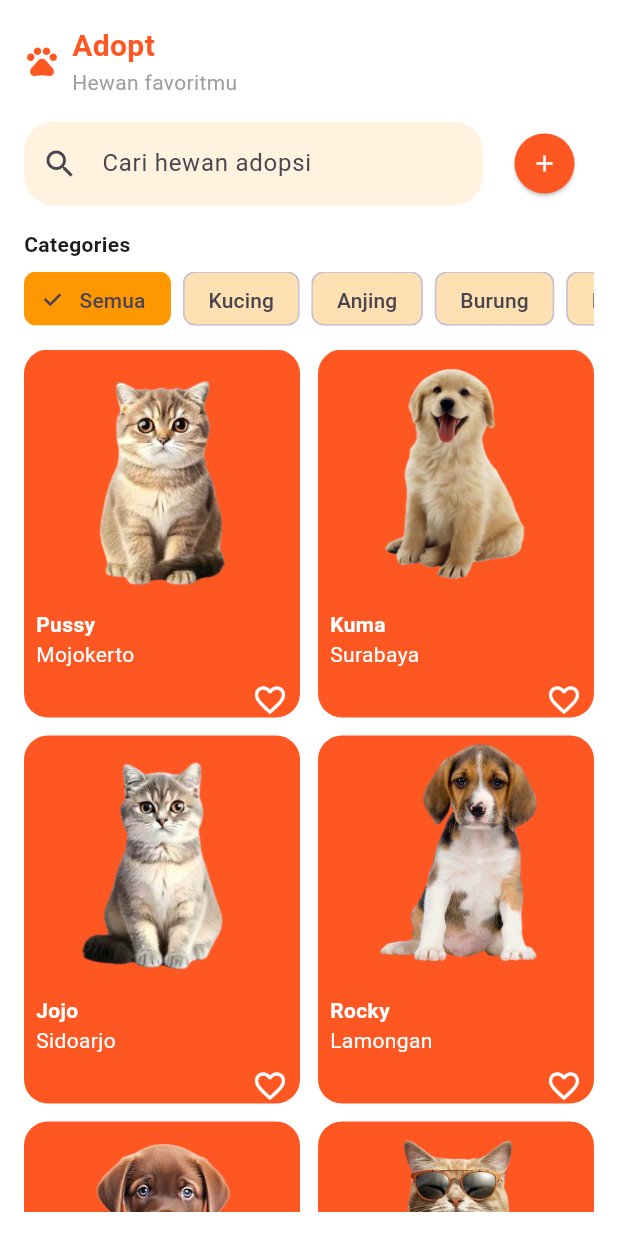
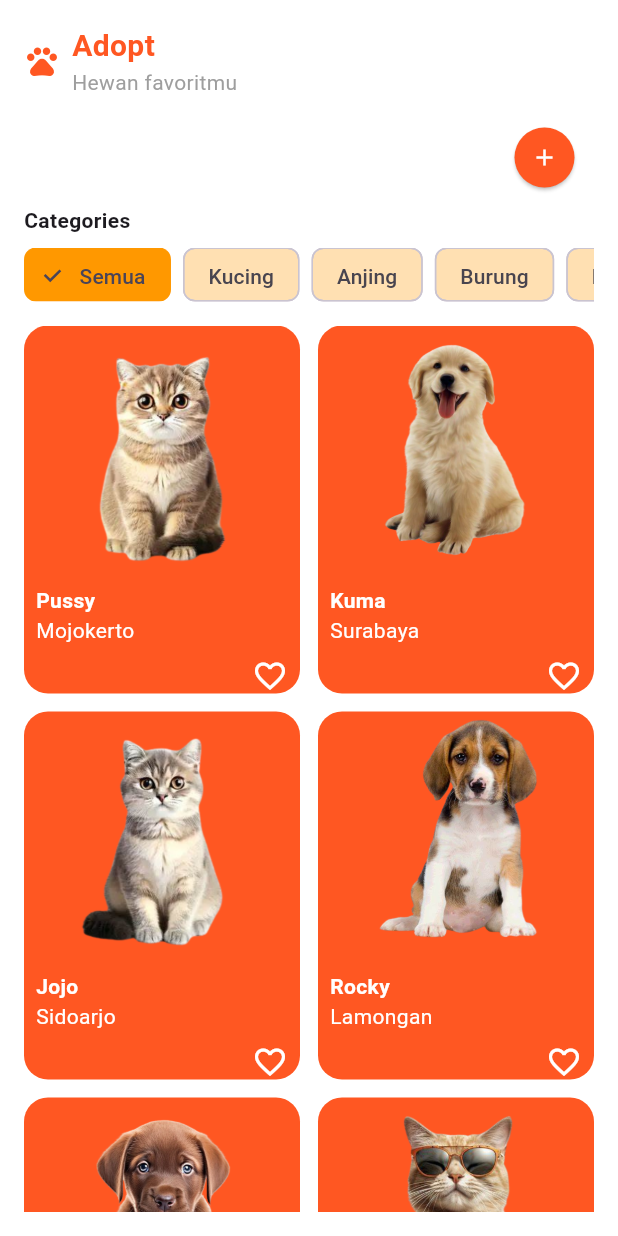
Before and after one commit to rasya-rafika/projectpemmob_safepaws, a Flutter app: the HomePage screen opened directly with empty values, after a tap on "Adopsi", on a phone screen of 412 x 824 dp. Run offline on Flutter 3.47's test engine with Material 3 defaults, Android fonts, the light colour scheme and no system bars; our stand-ins replace cloud_firestore, firebase_core; accounts and stored records are empty.

Commit message:
tambah adopsi fix

```diff
--- a/lib/adopsi.dart
+++ b/lib/adopsi.dart
@@ -1,35 +1,95 @@
 import 'package:flutter/material.dart';
-import 'login.dart';
-import 'models.dart'; // Hanya untuk UserRole
+import 'models.dart';
 import 'tambah_adopsi.dart';
+import 'adopsi_model.dart';
+import 'services/adopsi_service.dart';
 
 class AdopsiPage extends StatefulWidget {
-  const AdopsiPage({Key? key}) : super(key: key);
+  final UserRole userRole;
+
+  const AdopsiPage({Key? key, required this.userRole}) : super(key: key);
 
   @override
   State<AdopsiPage> createState() => _AdopsiPageState();
 }
 
 class _AdopsiPageState extends State<AdopsiPage> {
-  final List<Map<String, String>> _allAnimals = [
-    {'name': 'Pussy', 'location': 'Mojokerto', 'image': 'assets/images/pussy.png', 'category': 'Kucing'},
-    {'name': 'Kuma', 'location': 'Surabaya', 'image': 'assets/images/kuma.png', 'category': 'Anjing'},
-    {'name': 'Jojo', 'location': 'Sidoarjo', 'image': 'assets/images/jojo.png', 'category': 'Kucing'},
-    {'name': 'Rocky', 'location': 'Lamongan', 'image': 'assets/images/rocky.png', 'category': 'Anjing'},
-    {'name': 'Willow', 'location': 'Kediri', 'image': 'assets/images/willow.png', 'category': 'Anjing'},
-    {'name': 'Ozzy', 'location': 'Bali', 'image': 'assets/images/ozzy.png', 'category': 'Kucing'},
-  ];
-
   final List<String> _categories = ['Semua', 'Kucing', 'Anjing', 'Burung', 'Kelinci', 'Lainnya'];
   String _selectedCategory = 'Semua';
 
-  List<Map<String, String>> get _filteredAnimals {
-    if (_selectedCategory == 'Semua') return _allAnimals;
-    return _allAnimals.where((animal) => animal['category'] == _selectedCategory).toList();
-  }
+  final List<HewanAdopsi> _dummyAnimals = [
+    HewanAdopsi(
+      id: '1',
+      nama: 'Pussy',
+      umur: '2',
+      jenisKelamin: 'Betina',
+      beratBadan: '3',
+      kategori: 'Kucing',
+      deskripsi: 'Manja dan lucu',
+      lokasi: 'Mojokerto',
+      imageUrl: 'assets/images/pussy.png',
+    ),
+    HewanAdopsi(
+      id: '2',
+      nama: 'Kuma',
+      umur: '1',
+      jenisKelamin: 'Jantan',
+      beratBadan: '5',
+      kategori: 'Anjing',
+      deskripsi: 'Setia dan pintar',
+      lokasi: 'Surabaya',
+      imageUrl: 'assets/images/kuma.png',
+    ),
+    HewanAdopsi(
+      id: '3',
+      nama: 'Jojo',
+      umur: '3',
+      jenisKelamin: 'Betina',
+      beratBadan: '4',
+      kategori: 'Kucing',
+      deskripsi: 'Tenang dan bersih',
+      lokasi: 'Sidoarjo',
+      imageUrl: 'assets/images/jojo.png',
+    ),
+    HewanAdopsi(
+      id: '4',
+      nama: 'Rocky',
+      umur: '4',
+      jenisKelamin: 'Jantan',
+      beratBadan: '6',
+      kategori: 'Anjing',
+      deskripsi: 'Ceria dan aktif',
+      lokasi: 'Lamongan',
+      imageUrl: 'assets/images/rocky.png',
+    ),
+    HewanAdopsi(
+      id: '5',
+      nama: 'Willow',
+      umur: '1.5',
+      jenisKelamin: 'Betina',
+      beratBadan: '2',
+      kategori: 'Anjing',
+      deskripsi: 'Pemalu tapi manis',
+      lokasi: 'Kediri',
+      imageUrl: 'assets/images/willow.png',
+    ),
+    HewanAdopsi(
+      id: '6',
+      nama: 'Ozzy',
+      umur: '2',
+      jenisKelamin: 'Jantan',
+      beratBadan: '3',
+      kategori: 'Kucing',
+      deskripsi: 'Suka tidur di pangkuan',
+      lokasi: 'Bali',
+      imageUrl: 'assets/images/ozzy.png',
+    ),
+  ];
 
   @override
   Widget build(BuildContext context) {
+    final isAdmin = widget.userRole == UserRole.admin;
+
     return Scaffold(
       backgroundColor: Colors.white,
       body: SafeArea(
@@ -62,41 +122,17 @@ class _AdopsiPageState extends State<AdopsiPage> {
               ),
               const SizedBox(height: 16),
 
-              // Search bar dan tombol tambah
+              // Tombol tambah hanya untuk admin
+              if (isAdmin) ...[
                 Row(
+                  mainAxisAlignment: MainAxisAlignment.end,
                   children: [
-                  Expanded(
-                    child: TextField(
-                      decoration: InputDecoration(
-                        hintText: 'Cari hewan adopsi',
-                        filled: true,
-                        fillColor: Colors.orange.shade50,
-                        prefixIcon: const Icon(Icons.search),
-                        border: OutlineInputBorder(
-                          borderRadius: BorderRadius.circular(20),
-                          borderSide: BorderSide.none,
-                        ),
-                      ),
-                    ),
-                  ),
-                  const SizedBox(width: 8),
                     ElevatedButton(
                       onPressed: () async {
-                      final newPet = await Navigator.push(
+                        await Navigator.push(
                           context,
                           MaterialPageRoute(builder: (_) => const TambahAdopsiPage()),
                         );
-
-                      if (newPet != null && mounted) {
-                        setState(() {
-                          _allAnimals.add({
-                            'name': newPet['name'],
-                            'location': newPet['location'],
-                            'image': newPet['image'],
-                            'category': newPet['category'],
-                          });
-                        });
-                      }
                       },
                       style: ElevatedButton.styleFrom(
                         shape: const CircleBorder(),
@@ -106,9 +142,10 @@ class _AdopsiPageState extends State<AdopsiPage> {
                     ),
                   ],
                 ),
-              const SizedBox(height: 16),
+                const SizedBox(height: 8),
+              ],
 
-              // Categories
+              // Kategori
               const Text('Categories', style: TextStyle(fontWeight: FontWeight.bold)),
               const SizedBox(height: 8),
               SizedBox(
@@ -138,10 +175,29 @@ class _AdopsiPageState extends State<AdopsiPage> {
               ),
               const SizedBox(height: 16),
 
-              // Grid Hewan
+              // Gabungan Grid Dummy + Firestore
               Expanded(
-                child: GridView.builder(
-                  itemCount: _filteredAnimals.length,
+                child: StreamBuilder<List<HewanAdopsi>>(
+                  stream: AdopsiService().streamHewanAdopsi(),
+                  builder: (context, snapshot) {
+                    final firebaseAnimals = snapshot.data ?? [];
+
+                    final combined = [..._dummyAnimals, ...firebaseAnimals];
+
+                    final filteredAnimals = _selectedCategory == 'Semua'
+                        ? combined
+                        : combined.where((a) => a.kategori == _selectedCategory).toList();
+
+                    if (snapshot.connectionState == ConnectionState.waiting && firebaseAnimals.isEmpty) {
+                      return const Center(child: CircularProgressIndicator());
+                    }
+
+                    if (filteredAnimals.isEmpty) {
+                      return const Center(child: Text('Belum ada hewan di kategori ini.'));
+                    }
+
+                    return GridView.builder(
+                      itemCount: filteredAnimals.length,
                       gridDelegate: const SliverGridDelegateWithFixedCrossAxisCount(
                         crossAxisCount: 2,
                         mainAxisSpacing: 12,
@@ -149,7 +205,7 @@ class _AdopsiPageState extends State<AdopsiPage> {
                         childAspectRatio: 0.75,
                       ),
                       itemBuilder: (context, index) {
-                    final animal = _filteredAnimals[index];
+                        final animal = filteredAnimals[index];
                         return Container(
                           decoration: BoxDecoration(
                             color: Colors.deepOrange,
@@ -161,16 +217,12 @@ class _AdopsiPageState extends State<AdopsiPage> {
                               Expanded(
                                 child: ClipRRect(
                                   borderRadius: const BorderRadius.vertical(top: Radius.circular(16)),
-                              child: animal['image']!.startsWith('http')
-                                  ? Image.network(
-                                      animal['image']!,
-                                      fit: BoxFit.cover,
-                                      width: double.infinity,
-                                      errorBuilder: (_, __, ___) =>
-                                          const Icon(Icons.image_not_supported),
+                                  child: animal.imageUrl.isEmpty
+                                      ? const Center(
+                                          child: Icon(Icons.pets, size: 40, color: Colors.white),
                                         )
                                       : Image.asset(
-                                      animal['image']!,
+                                          animal.imageUrl,
                                           fit: BoxFit.contain,
                                           width: double.infinity,
                                         ),
@@ -181,10 +233,9 @@ class _AdopsiPageState extends State<AdopsiPage> {
                                 child: Column(
                                   crossAxisAlignment: CrossAxisAlignment.start,
                                   children: [
-                                Text(animal['name'] ?? '',
-                                    style: const TextStyle(
-                                        color: Colors.white, fontWeight: FontWeight.bold)),
-                                Text(animal['location'] ?? '',
+                                    Text(animal.nama,
+                                        style: const TextStyle(color: Colors.white, fontWeight: FontWeight.bold)),
+                                    Text(animal.lokasi,
                                         style: const TextStyle(color: Colors.white)),
                                   ],
                                 ),
@@ -200,6 +251,8 @@ class _AdopsiPageState extends State<AdopsiPage> {
                           ),
                         );
                       },
+                    );
+                  },
                 ),
               ),
             ],
--- a/lib/adopsi_model.dart
+++ b/lib/adopsi_model.dart
@@ -6,7 +6,7 @@ class HewanAdopsi {
   final String beratBadan;
   final String kategori;
   final String deskripsi;
-  final String imageUrl;
+  final String imageUrl; // tetap ada untuk kompatibilitas
   final String lokasi;
 
   HewanAdopsi({
@@ -29,7 +29,7 @@ class HewanAdopsi {
       'beratBadan': beratBadan,
       'kategori': kategori,
       'deskripsi': deskripsi,
-      'imageUrl': imageUrl,
+      'imageUrl': imageUrl, // tetap menyimpan string kosong
       'lokasi': lokasi,
     };
   }
@@ -43,7 +43,7 @@ class HewanAdopsi {
       beratBadan: data['beratBadan'] ?? '',
       kategori: data['kategori'] ?? '',
       deskripsi: data['deskripsi'] ?? '',
-      imageUrl: data['imageUrl'] ?? '',
+      imageUrl: data['imageUrl'] ?? '', // kosongkan jika tidak ada gambar
       lokasi: data['lokasi'] ?? '',
     );
   }
--- a/lib/homepage.dart
+++ b/lib/homepage.dart
@@ -111,10 +111,10 @@ class HomePage extends StatelessWidget {
                       onTap: () {
                         Navigator.push(
                           context,
-                          MaterialPageRoute(
-                            builder: (_) => AdopsiPage(),
-                          ),
+                          MaterialPageRoute(builder: (_) => AdopsiPage(userRole: userRole)),
                         );
+
+
                       },
                     ),
 
--- a/lib/services/adopsi_service.dart
+++ b/lib/services/adopsi_service.dart
@@ -4,14 +4,35 @@ import '../adopsi_model.dart';
 class AdopsiService {
   final _collection = FirebaseFirestore.instance.collection('adopsi');
 
+  /// Menambah hewan adopsi dengan ID manual agar bisa disimpan kembali
   Future<void> tambahHewan(HewanAdopsi hewan) async {
-    await _collection.add(hewan.toMap());
+    await _collection.doc(hewan.id).set(hewan.toMap());
   }
 
+  /// Stream real-time data hewan adopsi
+  Stream<List<HewanAdopsi>> streamHewanAdopsi() {
+    return _collection.snapshots().map((snapshot) {
+      return snapshot.docs
+          .map((doc) => HewanAdopsi.fromMap(doc.id, doc.data()))
+          .toList();
+    });
+  }
+
+  /// Mengambil semua data (tidak real-time, jika dibutuhkan)
   Future<List<HewanAdopsi>> getSemuaHewan() async {
     final snapshot = await _collection.get();
     return snapshot.docs
         .map((doc) => HewanAdopsi.fromMap(doc.id, doc.data()))
         .toList();
   }
+
+  /// Update data hewan
+  Future<void> updateHewan(HewanAdopsi hewan) async {
+    await _collection.doc(hewan.id).update(hewan.toMap());
+  }
+
+  /// Hapus data hewan
+  Future<void> deleteHewan(String id) async {
+    await _collection.doc(id).delete();
+  }
 }
--- a/pubspec.yaml
+++ b/pubspec.yaml
@@ -30,6 +30,7 @@ environment:
 dependencies:
   flutter:
     sdk: flutter
+  uuid: ^3.0.7
 
   # The following adds the Cupertino Icons font to your application.
   # Use with the CupertinoIcons class for iOS style icons.
```
Also changed, not shown: lib/tambah_adopsi.dart (+88 -145 lines), pubspec.lock. Lines whose indentation alone changed are shown as unchanged.
